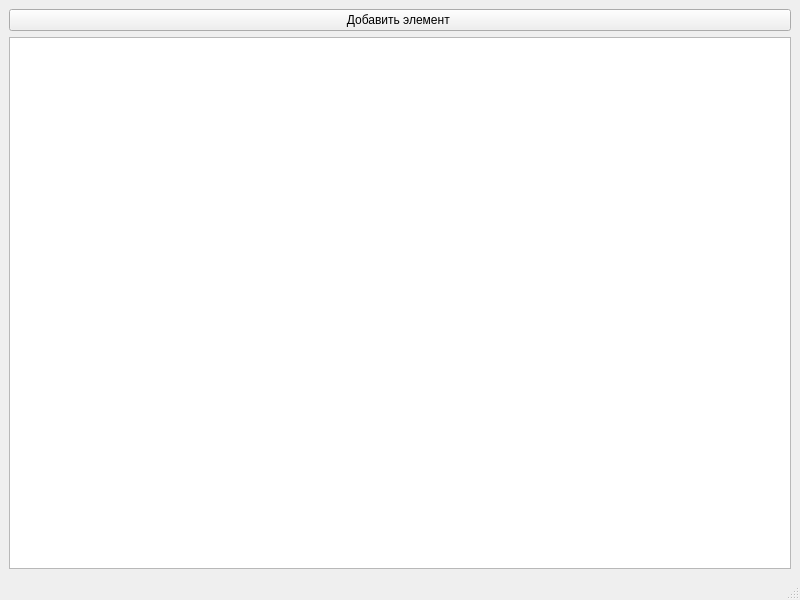
Shadowik2306/Filmoteka2, file main_window.ui: the form before one commit.
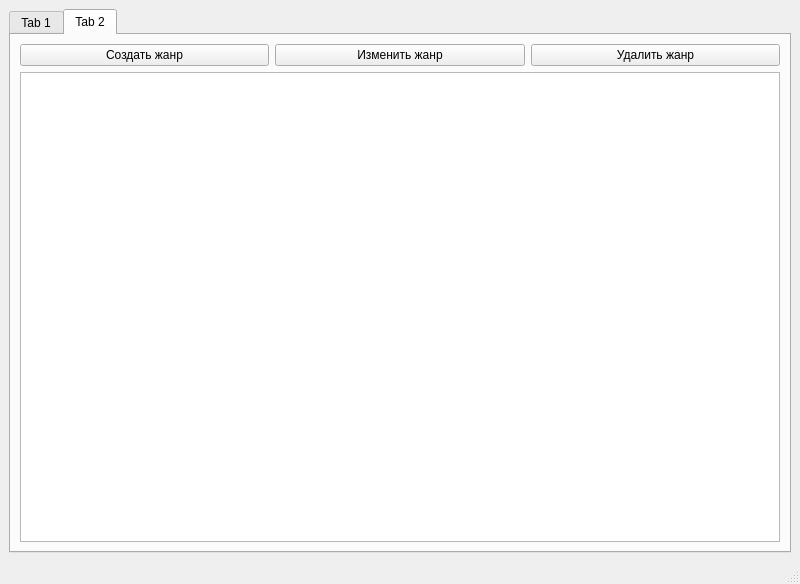
The form after the commit.

Commit message: genre table first button genre

Patch:
```diff
--- a/main_window.ui
+++ b/main_window.ui
@@ -7,7 +7,7 @@
     <x>0</x>
     <y>0</y>
     <width>800</width>
-    <height>600</height>
+    <height>584</height>
    </rect>
   </property>
   <property name="windowTitle">
@@ -18,15 +18,82 @@
     <item row="0" column="0">
      <layout class="QVBoxLayout" name="verticalLayout">
       <item>
-       <widget class="QPushButton" name="pushButton">
-        <property name="text">
-         <string>Добавить элемент </string>
+       <widget class="QTabWidget" name="tabWidget">
+        <property name="currentIndex">
+         <number>1</number>
         </property>
+        <widget class="QWidget" name="tab">
+         <attribute name="title">
+          <string>Tab 1</string>
+         </attribute>
+         <layout class="QGridLayout" name="gridLayout_3">
+          <item row="1" column="0">
+           <layout class="QGridLayout" name="gridLayout_2">
+            <item row="0" column="0">
+             <widget class="QPushButton" name="add_film">
+              <property name="text">
+               <string>Создать Фильм</string>
+              </property>
+             </widget>
+            </item>
+            <item row="0" column="2">
+             <widget class="QPushButton" name="del_film">
+              <property name="text">
+               <string>Удалить фильм</string>
+              </property>
+             </widget>
+            </item>
+            <item row="0" column="1">
+             <widget class="QPushButton" name="update_film">
+              <property name="text">
+               <string>Изменить фильм</string>
+              </property>
+             </widget>
+            </item>
+            <item row="1" column="0" colspan="3">
+             <widget class="QTableWidget" name="tableWidget"/>
+            </item>
+           </layout>
+          </item>
+         </layout>
+        </widget>
+        <widget class="QWidget" name="tab_2">
+         <attribute name="title">
+          <string>Tab 2</string>
+         </attribute>
+         <layout class="QGridLayout" name="gridLayout_5">
+          <item row="0" column="0">
+           <layout class="QGridLayout" name="gridLayout_4">
+            <item row="0" column="0">
+             <widget class="QPushButton" name="add_genre">
+              <property name="text">
+               <string>Создать жанр</string>
+              </property>
+             </widget>
+            </item>
+            <item row="0" column="2">
+             <widget class="QPushButton" name="del_genre">
+              <property name="text">
+               <string>Удалить жанр</string>
+              </property>
+             </widget>
+            </item>
+            <item row="0" column="1">
+             <widget class="QPushButton" name="update_genre">
+              <property name="text">
+               <string>Изменить жанр</string>
+              </property>
+             </widget>
+            </item>
+            <item row="1" column="0" colspan="3">
+             <widget class="QTableWidget" name="tableWidget_2"/>
+            </item>
+           </layout>
+          </item>
+         </layout>
+        </widget>
        </widget>
       </item>
-      <item>
-       <widget class="QTableWidget" name="tableWidget"/>
-      </item>
      </layout>
     </item>
    </layout>
```
The commit also changes 8 other files.
